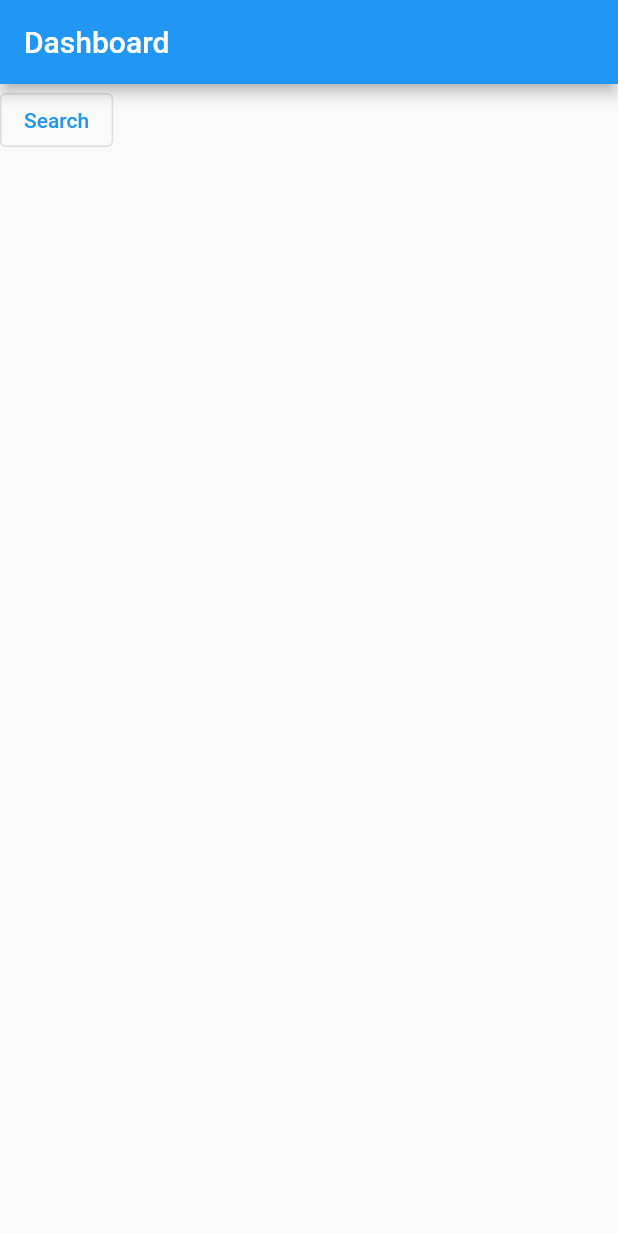
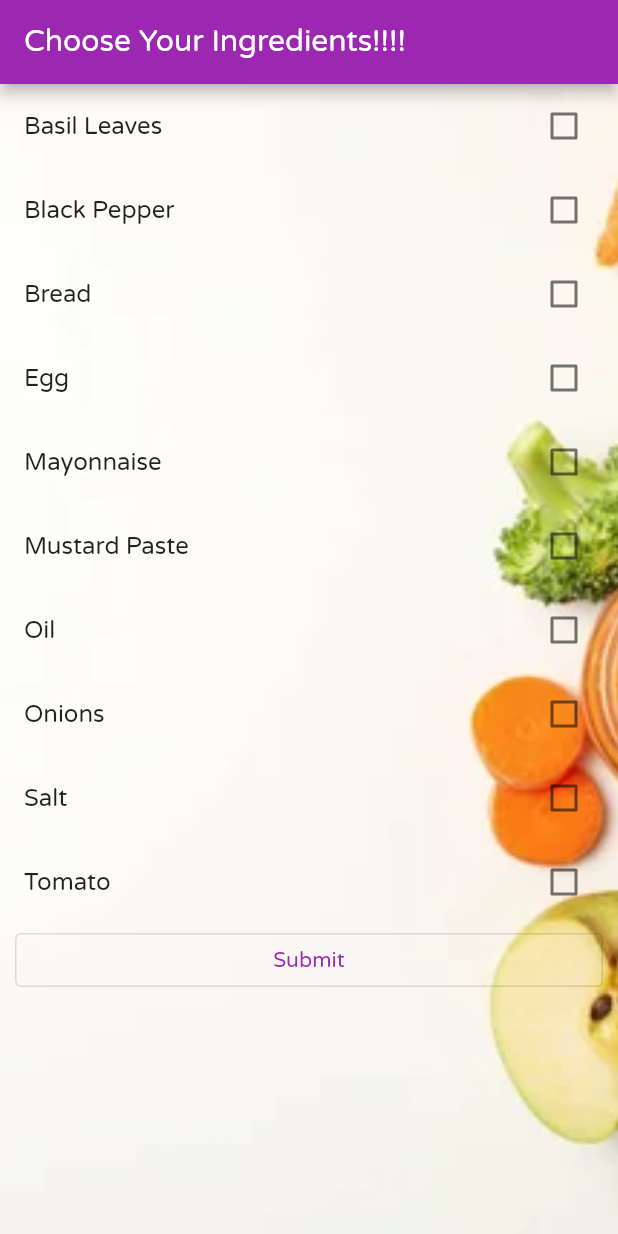
Before and after one commit to tarina-r/what-to-cook, a Flutter app: the screen it shows after launch, on a phone screen of 412 x 824 dp. Run offline on Flutter 3.47's test engine with Material 2 defaults, Android fonts, the phone set to English and light mode, and no system bars.

Commit message:
Search Implemented and description added

```diff
--- a/assets/sample.json
+++ b/assets/sample.json
@@ -7,13 +7,20 @@
         {
           "value": 1,
           "title": "Oil"
+
         },
         {
           "value": 2,
-          "title": "Sugar"
+          "title": "Egg"
+
+        },
+        {
+          "value": 3,
+          "title": "Butter"
+
         }
       ],
-      "description": "Description",
+      "description": "Ingredients Amount- \n•\t3 eggs beaten\n•\t 1 tsp sunflower oil\n•\t1 tsp butter\nInstructions\n1.\tSeason the beaten eggs well with salt and pepper. Heat the oil and butter in a non-stick frying pan over a medium-low heat until the butter has melted and is foaming.\n\n2.\tPour the eggs into the pan, tilt the pan ever so slightly from one side to another to allow the eggs to swirl and cover the surface of the pan completely. Let the mixture cook for about 20 seconds then scrape a line through the middle with a spatula.\n\n3.\tTilt the pan again to allow it to fill back up with the runny egg. Repeat once or twice more until the egg has just set.\n\n4.\tAt this point you can fill the omelette with whatever you like – some grated cheese, sliced ham, fresh herbs, sautéed mushrooms or smoked salmon all work well. Scatter the filling over the top of the omelette and fold gently in half with the spatula. Slide onto a plate to serve.\n",
       "image": "assets/images/omlette.jpg"
     },
     {
@@ -26,10 +33,10 @@
         },
         {
           "value": 2,
-          "title": "Sugar"
+          "title": "Egg"
         }
       ],
-      "description": "Description",
+      "description": "Ingredients Amount \n•\t1 tablespoon oil\n•\t1 egg\nInstructions\n1.\tCooking 1 egg? Pull out a small skillet, preferably cast iron. Cooking 2 eggs? Use a medium-to-large skillet and use 2 tablespoons of olive oil.\n2.\tCrack an egg into a small bowl or ramekin and place it near the stove. Warm your skillet over medium-high heat until it’s hot enough that a drop of water sizzles rapidly on contact.\n3.\tReduce the heat to medium and add the olive oil to the pan. Gently tilt the pan around so the olive oil covers the base of the pan. The olive oil should be so warm that it shimmers on the pan (if not, give it a little more time to warm up).\n4.\tCarefully pour the egg into the skillet and watch out for hot oil splatters (if you’re planning to add another egg to the same pan, pour it onto the side so there’s room for another).\n5.\tLet the egg cook, gently tilting the pan occasionally to redistribute the oil, until the edges are crisp and golden and the yolk is cooked to your liking, about 2 minutes for runny yolks or 2 ½ to 3 minutes for medium yolks. (If you’re adding another egg to the skillet, go ahead and do it while the other is cooking.)\n6.\tTransfer the cooked egg(s) to a plate. If you’d like to cook more eggs in the same skillet, add another drizzle of olive oil, leave the heat at medium (you might even need to dial it down a bit to avoid smoking) and add your next egg. Repeat as necessary.\n",
       "image": "assets/images/fried.jpg"
     },
     {
@@ -42,10 +49,26 @@
         },
         {
           "value": 2,
-          "title": "Sugar"
+          "title": "Onions"
+        },
+        {
+          "value": 3,
+          "title": "Tomato"
+        },
+        {
+          "value": 4,
+          "title": "Basil Leaves"
+        },
+        {
+          "value": 5,
+          "title": "Egg"
+        },
+        {
+          "value": 6,
+          "title": "Black Pepper"
         }
       ],
-      "description": "Description",
+      "description": "Ingredients Amount\n•\t1 teaspoon Oil\n•\t4 medium onions, chopped (1/4 cup)\n•\t1 medium tomato, chopped (3/4 cup)\n•\t1 tablespoon chopped fresh basil leaves or 1 teaspoon dried basil leaves\n•\t4 eggs \n•\tBlack pepper\n\nInstructions\n1.\tHeat oil in 8-inch nonstick skillet over medium heat. Cook onions in oil 2 minutes, stirring occasionally. Stir in tomato and basil. Cook about 1 minute, stirring occasionally, until tomato is heated through.\n\n2.\tBeat eggs thoroughly with fork or wire whisk; pour over tomato mixture.\n\n\n3.\tAs mixture begins to set at bottom and side, gently lift cooked portions with spatula so that thin, uncooked portion can flow to bottom. Avoid constant stirring. Cook 3 to 4 minutes or until eggs are thickened throughout but still moist. Sprinkle with pepper.\n",
       "image": "assets/images/med.jpg"
     },
     {
@@ -54,14 +77,11 @@
       "ingredients": [
         {
           "value": 1,
-          "title": "Oil"
-        },
-        {
-          "value": 2,
-          "title": "Sugar"
+          "title": "Egg"
         }
+
       ],
-      "description": "Description",
+      "description": "Ingredients Amount\n•\t4 eggs\nInstructions\n1.\tFill a saucepan with several inches of water. Heat the water on high until it reaches a boil and then lower the heat until the water is at a bare simmer (just a few bubbles coming up now and then).\n2.\tCrack egg into a small bowl and gently slip it into the water: Working with the eggs one at a time, crack the egg into a small bowl or cup. Place the bowl close to the surface of the hot water and gently slip the egg into the water. If you want, use a spoon to push some of the egg whites closer to their yolks, to help them hold together. Add all of the eggs you are poaching to the pan in the same way, keeping some distance between them.\n3.\tTurn off heat, cover pan, set timer for 4 minutes: Turn off the heat and cover the pan. Set a timer for 4 minutes (or count out loud to 60, four times). At this point the egg whites should be completely cooked, while the egg yolks are still runny. Note that the timing depends on the size of the eggs, the number of eggs in the pot, and if you are cooking at altitude, so adjust accordingly. If you are at altitude, want firmer egg yolks, or are poaching more than 4 eggs at once, you may need to cook them longer. If you try 4 minutes and the eggs are too cooked, reduce the time.\n4.\tRemove eggs with slotted spoon: Gently lift the poached eggs out of the pan with a slotted spoon and place on a plate to serve.\n",
       "image": "assets/images/poached.jpg"
     },
     {
@@ -74,10 +94,30 @@
         },
         {
           "value": 2,
-          "title": "Sugar"
+          "title": "Bread"
+        },
+        {
+          "value": 3,
+          "title": "Mayonnaise"
+        },
+        {
+          "value": 4,
+          "title": "Mustard Paste"
+        },
+        {
+          "value": 5,
+          "title": "Egg"
+        },
+        {
+          "value": 6,
+          "title": "Black Pepper"
+        },
+        {
+          "value": 7,
+          "title": "Salt"
         }
       ],
-      "description": "Description",
+      "description": "Ingredients Amount\n•\t1 egg\n•\t1 teaspoon oil\n•\t1/4 teaspoon mustard paste\n•\tblack pepper as required\n•\t1 and 1/4 tablespoon mayonnaise\n•\tsalt As required\n•\t2 bread slices\nInstructions\n1.\tTo prepare this easy recipe, take a deep-bottomed pan and add enough water to it along with eggs. Let the eggs boil for 10 minutes. After the eggs boil, drain the water and let the eggs cool down a little. Now peel the eggs and chop them roughly.\n2.\tTake a bowl and add the chopped eggs, mayonnaise, salt, mustard paste to the bowl and mix thoroughly. Add pepper powder to the mixture and mix again to form the filling.\n3.\tToast the bread slices firstly, then, take a bread slice, spread butter on it and add the egg mixture to the bread. Cover it up with the other bread slice to prepare a sandwich. Make more such sandwiches with the leftover mixture and bread slices and serve.\n",
       "image": "assets/images/sandwich.jpg"
     }
   ]
--- a/lib/main.dart
+++ b/lib/main.dart
@@ -23,7 +23,8 @@ class MyApp extends StatelessWidget {
         // or simply save your changes to "hot reload" in a Flutter IDE).
         // Notice that the counter didn't reset back to zero; the application
         // is not restarted.
-        primarySwatch: Colors.blue,
+        primarySwatch: Colors.purple,
+        fontFamily: 'VarelaRound',
       ),
       home: const DashboardScreen(),
     );
--- a/lib/model/recipe.model.dart
+++ b/lib/model/recipe.model.dart
@@ -42,7 +42,7 @@ class Items {
     if (json['ingredients'] != null) {
       ingredients = <Ingredients>[];
       json['ingredients'].forEach((v) {
-        ingredients!.add(new Ingredients.fromJson(v));
+        ingredients.add(new Ingredients.fromJson(v));
       });
     }
     description = json['description'];
@@ -54,7 +54,7 @@ class Items {
     data['id'] = this.id;
     data['name'] = this.name;
     if (this.ingredients != null) {
-      data['ingredients'] = this.ingredients!.map((v) => v.toJson()).toList();
+      data['ingredients'] = this.ingredients.map((v) => v.toJson()).toList();
     }
     data['description'] = this.description;
     data['image'] = this.image;
@@ -63,7 +63,7 @@ class Items {
 }
 
 class Ingredients {
- late int value;
+  late int value;
   late String title;
 
   Ingredients({required this.value, required this.title});
--- a/lib/screen/dashboard_screen.dart
+++ b/lib/screen/dashboard_screen.dart
@@ -1,5 +1,10 @@
+import 'dart:convert';
+
+import 'package:cook/model/recipe.model.dart';
+import 'package:cook/screen/empty_list.dart';
 import 'package:cook/screen/recipe_list_screen.dart';
 import 'package:flutter/material.dart';
+import 'package:flutter/services.dart';
 
 class DashboardScreen extends StatefulWidget {
   const DashboardScreen({Key? key}) : super(key: key);
@@ -9,18 +14,104 @@ class DashboardScreen extends StatefulWidget {
 }
 
 class _DashboardScreenState extends State<DashboardScreen> {
-  navigate(BuildContext context) {
-    Navigator.push(context, MaterialPageRoute(builder: (context) => const RecipeListScreen()));
+  List<String> ingredients = ["Basil Leaves", "Black Pepper","Bread","Egg","Mayonnaise","Mustard Paste","Oil","Onions","Salt", "Tomato"  ];
+  List<bool> ingredients1 = [false, false, false, false, false, false, false, false, false, false];
+  bool timeDilation = false;
+  List<Items> items = [];
+  List<Items> filteredItems = [];
+
+  @override
+  initState() {
+    readJson();
+    super.initState();
+  }
+
+  // navigate(BuildContext context) {
+  //   Navigator.push(context, MaterialPageRoute(builder: (context) => const RecipeListScreen()));
+  // }
+
+  filter(BuildContext context) {
+    filteredItems = [];
+    // bool result = ingredients1.where((item){
+    //   return item == true;
+    // }) as bool;
+    // // print(result.toList());
+    // ingredients1.forEach((item) {
+    //   if(item){
+    //     print(ingredients1.indexOf(item));
+    //   }
+    // });
+    for (int i = 0; i < ingredients1.length; i++) {
+      if (ingredients1[i]) {
+        print(ingredients[i]);
+        for (Items item in items) {
+          if (item.ingredients.where((ing) => ingredients[i] == ing.title).isNotEmpty) {
+            filteredItems.add(item);
+          }
+        }
+      }
+    }
+    // print(filteredItems);
+    // filteredItems.forEach((element) {
+      //print(element.name);
+
+    // });
+    if (filteredItems.isEmpty)
+      {
+        Navigator.push(context, MaterialPageRoute(builder: (context) => const EmptyList()));
+      }
+    else
+    {Navigator.push(context, MaterialPageRoute(builder: (context) => RecipeListScreen(items: filteredItems)));
+    }
+  }
+
+  Future<void> readJson() async {
+    final String response = await rootBundle.loadString('assets/sample.json');
+    final data = await json.decode(response);
+    Recipe recipe = Recipe.fromJson(data);
+    setState(() => items = recipe.items ?? []);
   }
 
   @override
   Widget build(BuildContext context) {
     return Scaffold(
-      appBar: AppBar(title: const Text("Dashboard")),
+      appBar: AppBar(title: const Text("Choose Your Ingredients!!!!")),
       body: Container(
-        child: OutlinedButton(
-          onPressed: () => navigate(context),
-          child: const Text("Search"),
+        constraints: const BoxConstraints.expand(),
+        decoration: const BoxDecoration(
+          image: DecorationImage(
+            image: AssetImage("assets/images/white-background.jpg"),
+            fit: BoxFit.cover,
+          ),
+        ),
+        child: Column(
+          children: [
+            Column(
+              children: ingredients.map((item) {
+                int index = ingredients.indexOf(item);
+
+                return CheckboxListTile(
+                  title: Text(item),
+                  value: ingredients1[index],
+                  onChanged: (bool? value) {
+                    setState(() {
+                      ingredients1[index] = value ?? false;
+                    });
+                  },
+                );
+              }).toList(),
+            ),
+            Padding(
+              padding: const EdgeInsets.symmetric(horizontal: 10),
+              child: SizedBox(
+                width: double.infinity,
+                child: OutlinedButton(
+                  onPressed: () => filter(context),
+                  child: const Text("Submit"),
+                ),
+              ),
+            ),
+          ],
         ),
       ),
     );
```
Also changed, not shown: lib/screen/empty_list.dart (added, +37 -0 lines), lib/screen/recipe_details_screen.dart (+30 -8 lines), lib/screen/recipe_list_screen.dart (+10 -4 lines), pubspec.yaml (+6 -6 lines), assets/fonts/VarelaRound-Regular.ttf (added), assets/images/foodiesfeed.com_oranges-with-ice.jpg (added), assets/images/white-background.jpg (added), 5 other files.
